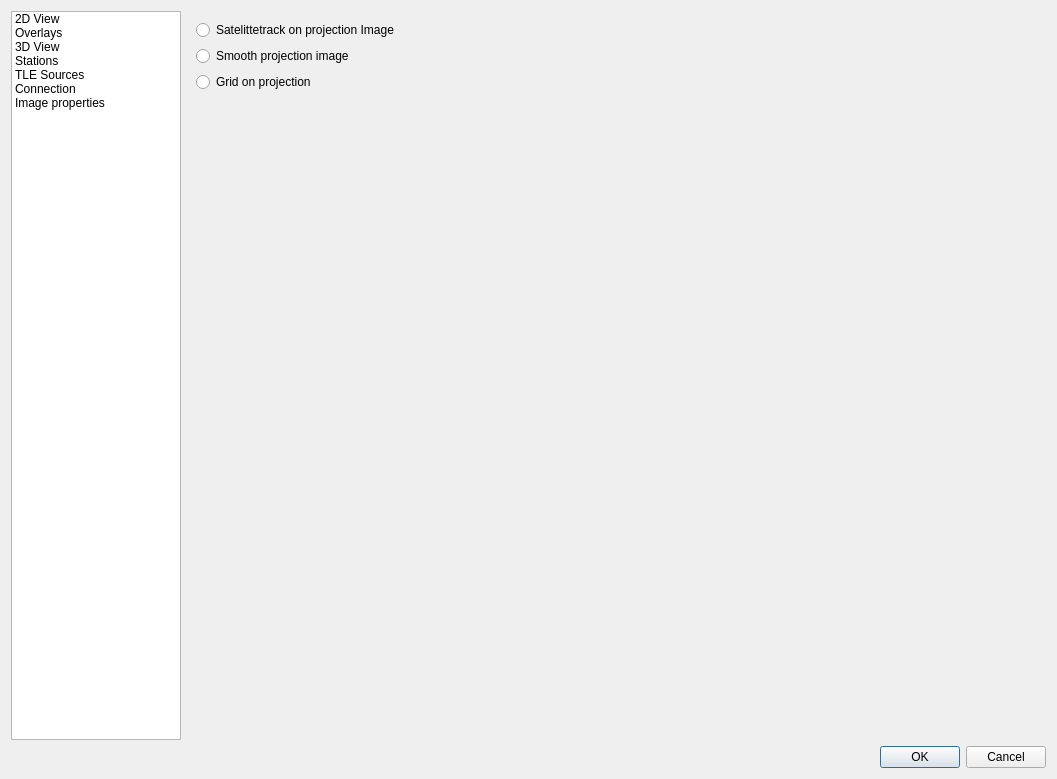
Above: core/dialogpreferences.ui from hvanruys/EUMETCastView before the change. Below: the same form after it.
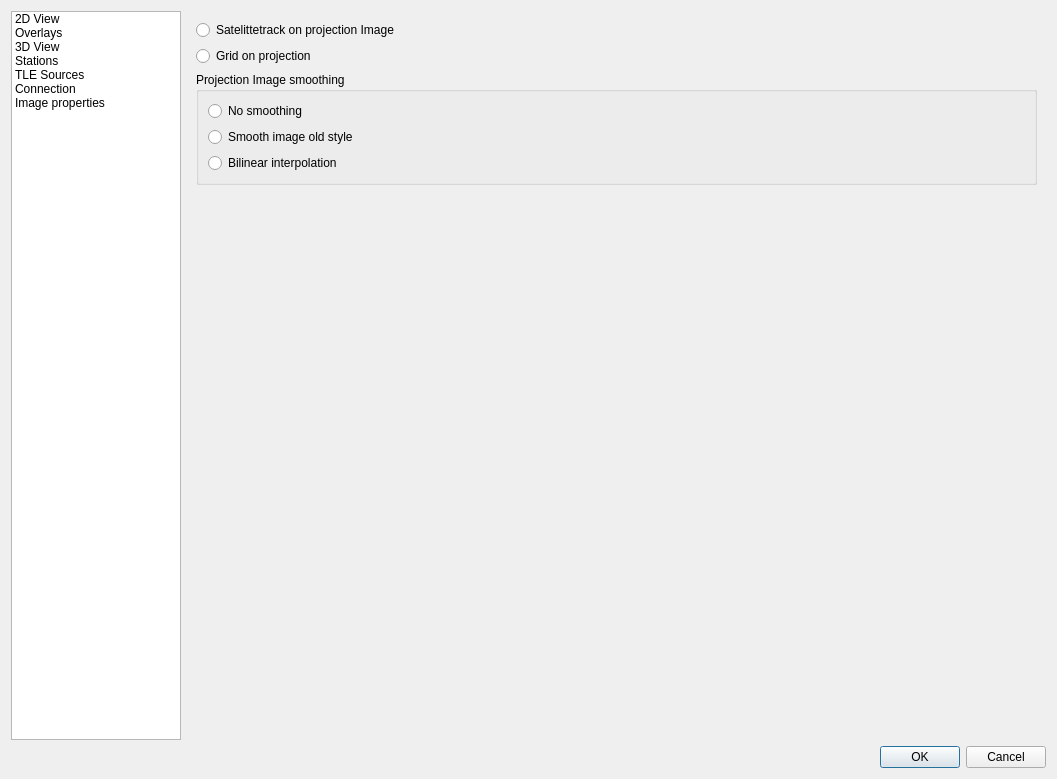
That is the form after the change. Icons and pictures are not drawn.

Commit message: Bilinear interpolation between granules.

What changed in the file:
```diff
--- a/core/dialogpreferences.ui
+++ b/core/dialogpreferences.ui
@@ -1260,9 +1260,7 @@
         </widget>
        </widget>
        <widget class="QWidget" name="pageImage">
-        <layout class="QVBoxLayout" name="verticalLayout_8">
-         <item>
-          <layout class="QVBoxLayout" name="verticalLayout_7">
+        <layout class="QVBoxLayout" name="verticalLayout_10">
            <item>
             <widget class="QRadioButton" name="rbSattrackOn">
              <property name="text">
@@ -1273,16 +1271,6 @@
              </property>
             </widget>
            </item>
-           <item>
-            <widget class="QRadioButton" name="rbSmoothProjection">
-             <property name="text">
-              <string>Smooth projection image</string>
-             </property>
-             <property name="autoExclusive">
-              <bool>false</bool>
-             </property>
-            </widget>
-           </item>
            <item>
             <widget class="QRadioButton" name="rbGridOnProjection">
              <property name="text">
@@ -1293,6 +1281,49 @@
              </property>
             </widget>
            </item>
+         <item>
+          <widget class="QGroupBox" name="groupBox">
+           <property name="title">
+            <string>Projection Image smoothing</string>
+           </property>
+           <property name="flat">
+            <bool>false</bool>
+           </property>
+           <layout class="QVBoxLayout" name="verticalLayout_7">
+            <item>
+             <layout class="QVBoxLayout" name="verticalLayout_8">
+              <item>
+               <widget class="QRadioButton" name="rbNoSmoothing">
+                <property name="text">
+                 <string>No smoothing</string>
+                </property>
+                <property name="autoExclusive">
+                 <bool>true</bool>
+                </property>
+               </widget>
+              </item>
+              <item>
+               <widget class="QRadioButton" name="rbSmoothProjection">
+                <property name="text">
+                 <string>Smooth image old style</string>
+                </property>
+                <property name="autoExclusive">
+                 <bool>true</bool>
+                </property>
+               </widget>
+              </item>
+              <item>
+               <widget class="QRadioButton" name="rbLinearInterpolation">
+                <property name="text">
+                 <string>Bilinear interpolation</string>
+                </property>
+               </widget>
+              </item>
+             </layout>
+            </item>
+           </layout>
+          </widget>
+         </item>
            <item>
             <spacer name="verticalSpacer_4">
              <property name="orientation">
@@ -1305,8 +1336,6 @@
               </size>
              </property>
             </spacer>
-           </item>
-          </layout>
          </item>
         </layout>
        </widget>
```
Lines whose indentation alone changed are shown as unchanged. The commit also changes 13 other files.
